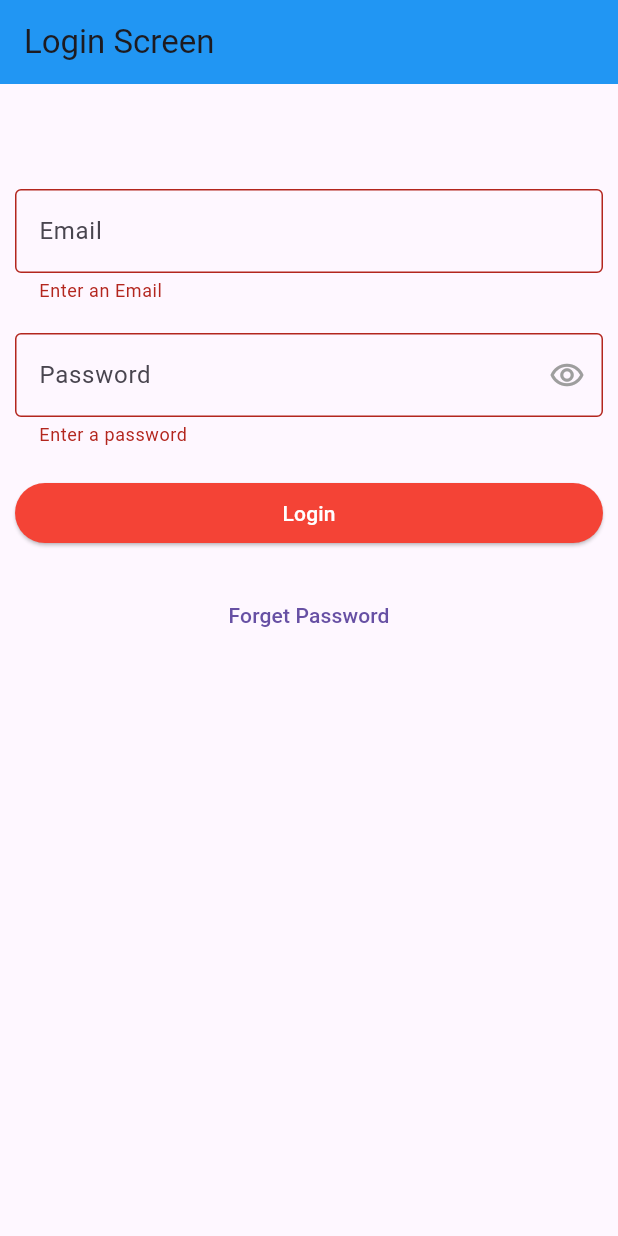
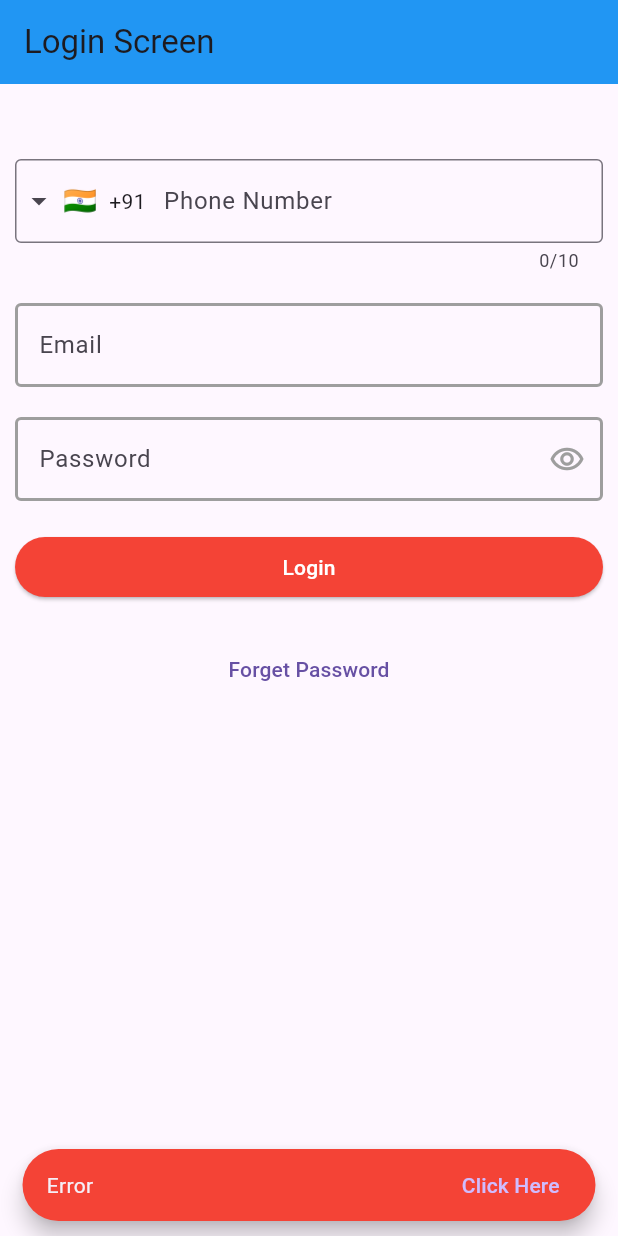
Before and after one commit to devatulparmar/sept24batch6pm, a Flutter app: the screen it shows after launch, after a tap on "Login", on a phone screen of 412 x 824 dp. Run offline on Flutter 3.47's test engine with Material 3 defaults, Android fonts, the phone set to English and light mode, and no system bars; drawn by our look-alikes of intl_phone_field.

Commit message:
IntlPhoneField, Snack bar common

```diff
--- a/lib/login_screen.dart
+++ b/lib/login_screen.dart
@@ -4,6 +4,7 @@ import 'package:flutter/material.dart';
 import 'package:flutter/painting.dart';
 import 'package:flutter/rendering.dart';
 import 'package:flutter/widgets.dart';
+import 'package:intl_phone_field/intl_phone_field.dart';
 
 class LoginScreen extends StatefulWidget {
   const LoginScreen({super.key});
@@ -14,12 +15,14 @@ class LoginScreen extends StatefulWidget {
 
 class _LoginScreenState extends State<LoginScreen> {
   bool isObscureText = true;
+  TextEditingController phoneController = TextEditingController();
   TextEditingController emailController = TextEditingController();
   TextEditingController passwordController = TextEditingController();
   FocusNode emailFocusNode = FocusNode();
   FocusNode passwordFocusNode = FocusNode();
 
   GlobalKey<FormState> formKey = GlobalKey<FormState>();
+  GlobalKey<FormState> formKey2 = GlobalKey<FormState>();
 
   @override
   void dispose() {
@@ -42,6 +45,26 @@ class _LoginScreenState extends State<LoginScreen> {
           child: Column(
             children: [
               const SizedBox(height: 40),
+              IntlPhoneField(
+                controller: phoneController,
+                decoration: const InputDecoration(
+                  labelText: 'Phone Number',
+                  border: enabledBorder,
+                ),
+                initialCountryCode: 'IN',
+                onChanged: (phone) {
+                  print(phone.completeNumber);
+                  print(phone.countryCode);
+                  print(phone.number);
+                },
+                validator: (value) {
+                  if (value.toString().isEmpty || value == null) {
+                    return 'Please enter a number';
+                  } else {
+                    return null;
+                  }
+                },
+              ),
               const SizedBox(height: 20),
               TextFormField(
                 controller: emailController,
@@ -103,25 +126,18 @@ class _LoginScreenState extends State<LoginScreen> {
                     child: ElevatedButton(
                       onPressed: () {
                         print('Elevated button click');
-                        if (formKey.currentState!.validate()) {
-                          ScaffoldMessenger.of(context).showSnackBar(
-                            SnackBar(
-                              content: const Text('Login Success'),
-                              backgroundColor: Colors.green,
-                              duration: const Duration(seconds: 10),
-                              // showCloseIcon: true,
-                              // closeIconColor: Colors.red,
-                              action: SnackBarAction(
-                                onPressed: (){
-                                  print('Hello');
-                                },
-                                label: "Click Here",
-                              ),
-                              shape: RoundedRectangleBorder(
-                                borderRadius: BorderRadius.circular(35),
-                              ),
-                              behavior: SnackBarBehavior.floating,
-                            ),
+                        if (phoneController.text.isEmpty) {
+                          MySnackBar.showSnackBar(
+                            context: context,
+                            content: 'Error',
+                            backGroundColor: Colors.red,
+                          );
+                        } else if (formKey.currentState!.validate() ||
+                            formKey2.currentState!.validate()) {
+                          MySnackBar.showSnackBar(
+                            context: context,
+                            content: 'Login Success',
+                            backGroundColor: Colors.green,
                           );
                         }
                       },
--- a/lib/utils/const.dart
+++ b/lib/utils/const.dart
@@ -14,17 +14,15 @@ const focusedBorder = OutlineInputBorder(
   ),
 );
 
-
 class MyValidators {
   static emailValidator(value) {
     if (value == null || value == '') {
       return "Enter an Email";
-    }
-    else if (!RegExp(
-        r"^[a-zA-Z0-9.a-zA-Z0-9.!#$%&'*+-/=?^_`{|}~]+@[a-zA-Z0-9]+\.[a-zA-Z]+").hasMatch(value)) {
+    } else if (!RegExp(
+            r"^[a-zA-Z0-9.a-zA-Z0-9.!#$%&'*+-/=?^_`{|}~]+@[a-zA-Z0-9]+\.[a-zA-Z]+")
+        .hasMatch(value)) {
       return 'Enter a valid email';
-    }
-    else {
+    } else {
       return null;
     }
   }
@@ -32,23 +30,45 @@ class MyValidators {
   static passwordValidator(value) {
     if (value == null || value == '') {
       return "Enter a password";
-    }
-    else if (!RegExp(r'^(?=.*?[A-Z])').hasMatch(value)) {
+    } else if (!RegExp(r'^(?=.*?[A-Z])').hasMatch(value)) {
       return "Should contain at least one upper case";
-    }
-    else if (!RegExp(r'^(?=.*[a-z])').hasMatch(value)) {
+    } else if (!RegExp(r'^(?=.*[a-z])').hasMatch(value)) {
       return "Should contain at least one lower case";
-    }
-    else if (!RegExp(r'^(?=.*?[0-9])').hasMatch(value)) {
+    } else if (!RegExp(r'^(?=.*?[0-9])').hasMatch(value)) {
       return "Should contain at least one digit";
-    }
-    else if (!RegExp(r'^(?=.*?[!@#\$&*~])').hasMatch(value)) {
+    } else if (!RegExp(r'^(?=.*?[!@#\$&*~])').hasMatch(value)) {
       return "Should contain at least one Special character";
-    }
-    else if (!RegExp(r'^.{6,}').hasMatch(value)) {
+    } else if (!RegExp(r'^.{6,}').hasMatch(value)) {
       return "Must be at least 6 characters in length ";
     } else {
       return null;
     }
   }
 }
+
+class MySnackBar {
+  static showSnackBar(
+      {required BuildContext context,
+      required String content,
+      Color? backGroundColor}) {
+    return ScaffoldMessenger.of(context).showSnackBar(
+      SnackBar(
+        content: Text(content),
+        backgroundColor: backGroundColor ?? Colors.black,
+        duration: const Duration(seconds: 4),
+        // showCloseIcon: true,
+        // closeIconColor: Colors.red,
+        action: SnackBarAction(
+          onPressed: () {
+            print('Hello');
+          },
+          label: "Click Here",
+        ),
+        shape: RoundedRectangleBorder(
+          borderRadius: BorderRadius.circular(35),
+        ),
+        behavior: SnackBarBehavior.floating,
+      ),
+    );
+  }
+}
--- a/pubspec.yaml
+++ b/pubspec.yaml
@@ -10,6 +10,7 @@ dependencies:
   flutter:
     sdk: flutter
   cupertino_icons: ^1.0.6
+  intl_phone_field: ^3.2.0
 
 dev_dependencies:
   flutter_test:
```
